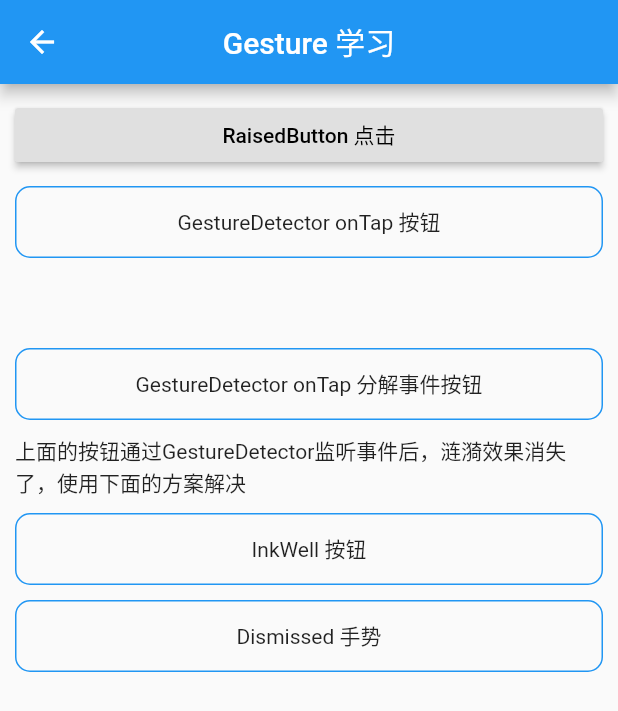
After one commit to Tommys-code/flutter-demo, a Flutter app: the screen it shows after launch, in the side drawer, after a tap on "Gesture 学习", on a phone screen of 412 x 824 dp. The commit adds this screen. Shown: the top 711 px of the screen. Run offline on Flutter 3.47's test engine with Material 2 defaults, Android fonts, the phone set to English and light mode, and no system bars; our stand-ins replace shared_preferences, sqflite; missing offline and left inert: flutter_webview_plugin; accounts and stored records are empty; network calls fail; statements that could not run were skipped.

Commit message:
Gesture 学习

```diff
--- a/lib/main.dart
+++ b/lib/main.dart
@@ -1,5 +1,7 @@
 import 'package:flutter/material.dart';
 import 'package:flutter_demo/widget/database/data_page.dart';
+import 'package:flutter_demo/widget/gesture/dismissed_page.dart';
+import 'package:flutter_demo/widget/gesture/gesture_page.dart';
 import 'package:flutter_demo/widget/home_page.dart';
 import 'package:flutter_demo/widget/lifecycle/lifecycle_page.dart';
 import 'package:flutter_demo/widget/localizations/localizations_demo.dart';
@@ -28,6 +30,8 @@ void main() {
       '/RoutePageWithValue1': (_) => RoutePageWithValue1(),
       '/RoutePageWithValue2': (_) => RoutePageWithValue2(),
       '/DataPage': (_) => DataPage(),
+      '/GesturePage': (_) => GesturePage(),
+      '/DismissedPage': (_) => DismissedPage(),
     },
     home: new HomePage(),
     initialRoute: '/HomePage',
--- a/lib/widget/database/data_page.dart
+++ b/lib/widget/database/data_page.dart
@@ -7,7 +7,6 @@ import 'package:flutter_demo/widget/database/sql_manager.dart';
 import 'package:path_provider/path_provider.dart';
 import 'package:shared_preferences/shared_preferences.dart';
 import 'package:sqflite/sqflite.dart';
-import 'package:path/path.dart';
 
 String username = '';
 String pwd = '';
@@ -254,6 +253,7 @@ class _HandleSQLiteDataWidgetState extends State<HandleSQLiteDataWidget> {
     var count = await db.update('user', {'pwd': "ssssss"},
         where: 'id=?', whereArgs: [1]);
     await SqlManager.close();
+    print(count);
     setState(() {
       _result = "更新数据成功，请查看";
     });
@@ -374,7 +374,7 @@ class _HandleFileDataWidgetState extends State<HandleFileDataWidget> {
 
   _add() async {
     File file = new File('$tempPath/user.txt');
-    await file.writeAsString('用户名:$username密码:$pwd',mode: FileMode.append);
+    await file.writeAsString('用户名:$username密码:$pwd', mode: FileMode.append);
     setState(() {
       _result = '写入成功，请查询';
     });
--- a/lib/widget/drawer_page.dart
+++ b/lib/widget/drawer_page.dart
@@ -44,6 +44,14 @@ class _DrawerWidgetState extends State<DrawerWidget> {
             Navigator.of(context).popAndPushNamed('/DataPage');
           },
         ),
+        Divider(),
+        ListTile(
+          title: Text('Gesture 学习'),
+          trailing: Icon(Icons.arrow_right),
+          onTap: () {
+            Navigator.popAndPushNamed(context, '/GesturePage');
+          },
+        ),
       ],
     );
   }
--- /dev/null
+++ b/lib/widget/gesture/gesture_page.dart
@@ -0,0 +1,144 @@
+import 'package:flutter/cupertino.dart';
+import 'package:flutter/material.dart';
+
+class GestureAppPage extends StatefulWidget {
+  @override
+  State<StatefulWidget> createState() => _GestureAppPageState();
+}
+
+class _GestureAppPageState extends State<GestureAppPage> {
+  var tapEvent = '';
+
+  _showSnakeBar(String str) {
+    final snackBar = SnackBar(content: new Text(str));
+    Scaffold.of(context).showSnackBar(snackBar);
+  }
+
+  @override
+  Widget build(BuildContext context) {
+    return Scaffold(
+      appBar: AppBar(
+        title: Text('Gesture 学习'),
+        centerTitle: true,
+      ),
+      body: ListView(
+        children: <Widget>[
+          Padding(
+            padding: const EdgeInsets.only(left: 10, top: 10, right: 10),
+            child: RaisedButton(
+              textColor: Colors.black,
+              child: new Text('RaisedButton 点击'),
+              onPressed: () {
+                _showSnakeBar('这是一个 RaisedButton 点击事件,onPressed处理');
+              },
+            ),
+          ),
+          Padding(
+            padding: const EdgeInsets.only(left: 10.0, top: 10.0, right: 10.0),
+            child: new GestureDetector(
+              onTap: () {
+                _showSnakeBar("这是一个GestureDetector监听的onTap事件");
+              },
+              child: BorderButton('GestureDetector onTap 按钮'),
+            ),
+          ),
+          Padding(
+            padding: const EdgeInsets.only(left: 10.0, top: 10.0, right: 10.0),
+            child: Text(tapEvent, style: Theme.of(context).textTheme.headline4),
+          ),
+          Padding(
+            padding: const EdgeInsets.only(left: 10.0, top: 10.0, right: 10.0),
+            child: GestureDetector(
+              onTapDown: (tapDown) {
+                setState(() {
+                  tapEvent = '这是GestureDetector监听的onTapDown事件';
+                });
+              },
+              onTapUp: (tabUp) {
+                setState(() {
+                  tapEvent = '这是GestureDetector监听的onTapUp事件';
+                });
+              },
+              onTapCancel: () {
+                setState(() {
+                  tapEvent = '这是GestureDetector监听的onTapCancel事件';
+                });
+              },
+              onDoubleTap: () {
+                setState(() {
+                  tapEvent = '这是GestureDetector监听的onDoubleTap事件';
+                });
+              },
+              onLongPress: () {
+                setState(() {
+                  tapEvent = '这是GestureDetector监听的onLongPress事件';
+                });
+              },
+              child: BorderButton('GestureDetector onTap 分解事件按钮'),
+            ),
+          ),
+          Padding(
+            padding: const EdgeInsets.only(left: 10.0, top: 10.0, right: 10.0),
+            child: Text('上面的按钮通过GestureDetector监听事件后，涟漪效果消失了，使用下面的方案解决'),
+          ),
+          Padding(
+              padding: const EdgeInsets.only(left: 10.0, top: 10.0, right: 10.0),
+              child: InkWell(
+                borderRadius: BorderRadius.all(Radius.circular(10.0)),
+                onTap: () {
+                  _showSnakeBar("这是一个InkWell监听的onTap事件");
+                },
+                child: BorderButton('InkWell 按钮'),
+              )),
+          Padding(
+              padding: const EdgeInsets.only(left: 10.0, top: 10.0, right: 10.0),
+              child: InkWell(
+                borderRadius: BorderRadius.all(new Radius.circular(10.0)),
+                onTap: () {
+                  Navigator.pushNamed(context, '/DismissedPage');
+                },
+                child: BorderButton('Dismissed 手势'),
+              )),
+        ],
+      ),
+    );
+  }
+}
+
+class BorderButton extends StatelessWidget {
+  final String text;
+
+  BorderButton(this.text);
+
+  @override
+  Widget build(BuildContext context) {
+    // TODO: implement build
+    return new Container(
+      alignment: Alignment.center,
+      padding: const EdgeInsets.all(10.0),
+      height: 48.0,
+      decoration: new BoxDecoration(
+        border: new Border.all(
+          width: 1.0,
+          color: Colors.blue,
+        ),
+        borderRadius: new BorderRadius.all(new Radius.circular(10.0)),
+      ),
+//      foregroundDecoration: new BoxDecoration(
+//        border: new Border.all(
+//          width: 1.0,
+//          color: Colors.red,
+//        ),
+//        borderRadius: new BorderRadius.all(new Radius.circular(10.0)),
+//      ),
+      child: new Text(text),
+    );
+  }
+}
+
+class GesturePage extends StatelessWidget {
+  @override
+  Widget build(BuildContext context) {
+    return Scaffold(body: GestureAppPage());
+  }
+}
```
Also changed, not shown: lib/widget/gesture/dismissed_page.dart (added, +68 -0 lines), 1 other file.
